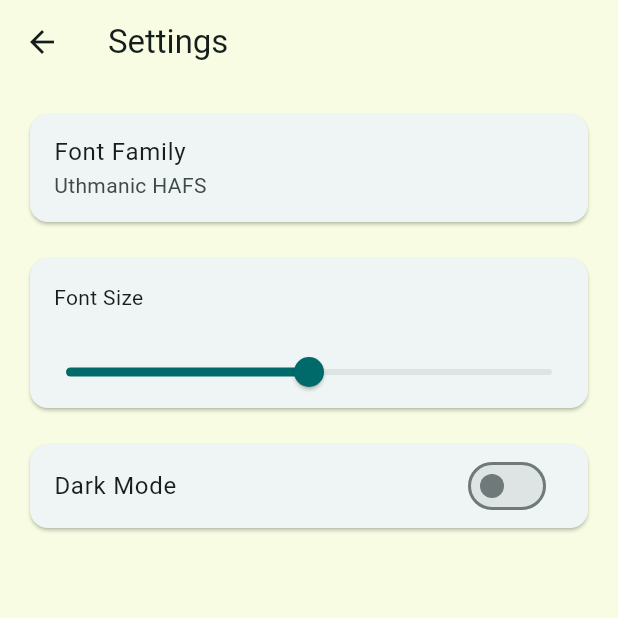
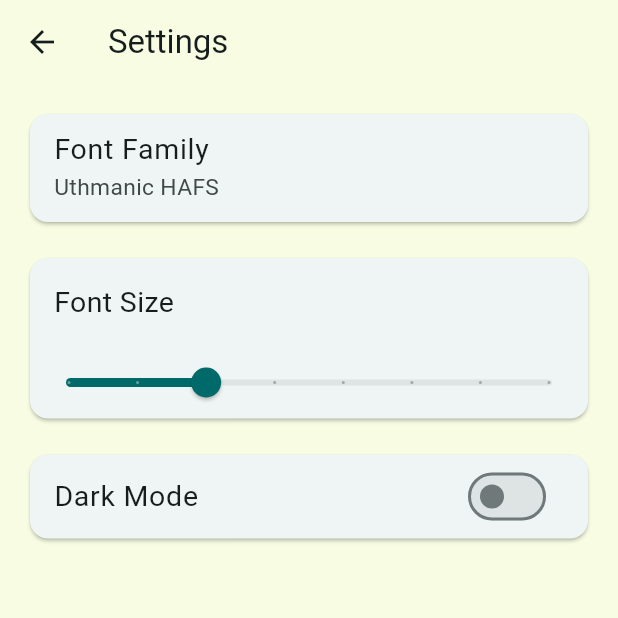
Before and after one commit to boolow5/quran_app_flutter, a Flutter app: the SettingsPage screen opened by its route, after a tap on "Font Family", on a phone screen of 412 x 824 dp, the top half of it. Run offline on Flutter 3.47's test engine with Material 3 defaults, Android fonts, the light colour scheme and no system bars; our stand-ins replace go_router, shared_preferences; accounts and stored records are empty.

Commit message:
fixes for font-size related issues

```diff
--- a/lib/components/rounded_box_text.dart
+++ b/lib/components/rounded_box_text.dart
@@ -1,5 +1,7 @@
 import 'package:flutter/material.dart';
+import 'package:provider/provider.dart';
 import 'package:quran_app_flutter/constants.dart';
+import 'package:quran_app_flutter/providers/theme_provider.dart';
 
 class RoundedBoxText extends StatelessWidget {
   const RoundedBoxText({
@@ -15,9 +17,11 @@ class RoundedBoxText extends StatelessWidget {
 
   @override
   Widget build(BuildContext context) {
+    final calculatedHeight =
+        (height ?? 28) + context.read<ThemeProvider>().fontSize(8);
     return Container(
-      width: width ?? 50,
-      height: height ?? 28,
+      width: (width ?? 50),
+      height: calculatedHeight,
       padding: const EdgeInsets.symmetric(
         horizontal: 4,
         vertical: 4,
@@ -26,7 +30,7 @@ class RoundedBoxText extends StatelessWidget {
         color: DEFAULT_PRIMARY_COLOR.withValues(
           alpha: 0.85,
         ),
-        borderRadius: BorderRadius.circular(20),
+        borderRadius: BorderRadius.circular(calculatedHeight / 2),
       ),
       child: Center(
         child: Directionality(
@@ -36,7 +40,7 @@ class RoundedBoxText extends StatelessWidget {
             style: TextStyle(
               fontFamily: DEFAULT_FONT_FAMILY,
               color: Colors.white,
-              fontSize: 16,
+              fontSize: context.read<ThemeProvider>().fontSize(16),
               fontWeight: FontWeight.bold,
             ),
           ),
--- a/lib/components/verse_number.dart
+++ b/lib/components/verse_number.dart
@@ -1,5 +1,7 @@
 import 'package:flutter/material.dart';
+import 'package:provider/provider.dart';
 import 'package:quran_app_flutter/constants.dart';
+import 'package:quran_app_flutter/providers/theme_provider.dart';
 import 'package:quran_app_flutter/utils/utils.dart';
 
 TextSpan buildVerseNumber(
@@ -19,7 +21,7 @@ TextSpan buildVerseNumber(
                 '۝',
                 style: TextStyle(
                   fontFamily: 'KFGQPC',
-                  fontSize: 32,
+                  fontSize: context.read<ThemeProvider>().fontSize(32),
                   fontWeight: FontWeight.w500,
                   height: 1,
                   color: DEFAULT_PRIMARY_COLOR,
@@ -36,7 +38,7 @@ TextSpan buildVerseNumber(
                   child: Text(
                     toArabicNumber(verseNumber),
                     style: TextStyle(
-                      fontSize: 12,
+                      fontSize: context.read<ThemeProvider>().fontSize(12),
                       height: 1,
                       color: Theme.of(context)
                           .colorScheme
--- a/lib/providers/quran_data_provider.dart
+++ b/lib/providers/quran_data_provider.dart
@@ -80,7 +80,7 @@ class QuranDataProvider extends ChangeNotifier {
     final String encoded = json.encode(_recentPages
         .where((page) =>
             page.endTime != null &&
-            page.endTime!.difference(page.startTime).inMinutes >= 1)
+            page.endTime!.difference(page.startTime).inSeconds >= 10)
         .map((page) => page.toJson())
         .toList());
     await _prefs.setString(_recentPagesKey, encoded);
--- a/lib/providers/theme_provider.dart
+++ b/lib/providers/theme_provider.dart
@@ -5,13 +5,16 @@ import 'package:shared_preferences/shared_preferences.dart';
 class ThemeProvider extends ChangeNotifier {
   late Future<SharedPreferences> _storage;
   bool _isDarkMode = false;
+  double _fontSizePercentage = 1.0; // 0.8 min, 1.5 max
 
   bool get isDarkMode => _isDarkMode;
+  double get fontSizePercentage => _fontSizePercentage;
 
   ThemeProvider(Future<SharedPreferences> _storage) {
     this._storage = _storage;
     _storage.then((prefs) {
       _isDarkMode = prefs.getBool('isDarkMode') ?? false;
+      _fontSizePercentage = prefs.getDouble('fontSizePercentage') ?? 1.0;
       notifyListeners();
     });
   }
@@ -20,6 +23,23 @@ class ThemeProvider extends ChangeNotifier {
     _isDarkMode = !_isDarkMode;
     _storage.then((prefs) => prefs.setBool('isDarkMode', _isDarkMode));
     notifyListeners();
+  }
+
+  set fontSizePercentage(double percentage) {
+    print("percentage: $percentage");
+    if (percentage < 0.8 || percentage > 1.5) {
+      print("invalid percentage: $percentage");
+      return;
+    }
+    _fontSizePercentage = percentage;
+    _storage.then(
+        (prefs) => prefs.setDouble('fontSizePercentage', _fontSizePercentage));
+    notifyListeners();
+  }
+
+  // fontSize takes a font size and applies the percentage to get the user desired font size
+  double fontSize(double fontSize, {double? percentage}) {
+    return fontSize * (percentage ?? _fontSizePercentage);
   }
 
   ThemeData get theme => _isDarkMode ? darkTheme : lightTheme;
--- a/lib/screens/quran_page.dart
+++ b/lib/screens/quran_page.dart
@@ -124,6 +124,51 @@ class _QuranPageState extends State<QuranPage> {
     if (_isLoading) {
       return const Center(child: CircularProgressIndicator());
     }
+
+    final screenWidth = MediaQuery.sizeOf(context).width;
+    final screenHeight = MediaQuery.sizeOf(context).height;
+
+    final fontCorrection = context.read<ThemeProvider>().fontSize(16) * 0.045;
+
+    final fontPadding = context.read<ThemeProvider>().fontSize(16);
+    double boxHeight = ((screenHeight > 681
+                ? screenHeight * (_currentPage == 2 ? 0.79 : 0.73)
+                : 545.0) *
+            fontCorrection) -
+        40;
+    double boxWidth = (screenWidth > 468
+            ? screenWidth * (_currentPage == 2 ? 0.8 : 0.8)
+            : 375.0) *
+        fontCorrection;
+    double fontMatchSize = context.read<ThemeProvider>().fontSize(16.0);
+    double boxPadding =
+        boxHeight * context.read<ThemeProvider>().fontSize(0.0015);
+    double boxMargin = fontMatchSize > 14 ? fontMatchSize - 14.0 : 0;
+    double horizontalMargin = (boxWidth * 0.15) - (fontPadding);
+
+    if (boxWidth < 300) {
+      boxWidth = 300 + (fontCorrection * 50);
+    }
+    if (boxHeight < 380) {
+      boxHeight = 380 + (fontCorrection * (_currentPage == 2 ? 80 : 50));
+    }
+    if (horizontalMargin < 0) {
+      horizontalMargin = 0;
+    }
+    if (fontMatchSize < 12.8) {
+      fontMatchSize = 12.8;
+    }
+
+    // print("------------------------- box size -------------------------");
+    // print("boxWidth: $boxWidth");
+    // print("boxHeight: $boxHeight");
+    // print("fontMatchSize: $fontMatchSize");
+    // print("horizontalMargin: $horizontalMargin");
+    // print("fontCorrection: $fontCorrection");
+    // print("boxPadding: $boxPadding");
+    // print("boxMargin: $boxMargin");
+    // print(">------------------------ box size ------------------------<");
+
     return Scaffold(
       appBar: AppBar(
         backgroundColor: Theme.of(context).scaffoldBackgroundColor,
@@ -167,25 +212,28 @@ class _QuranPageState extends State<QuranPage> {
           controller: _pageController,
           reverse: true, // For RTL
           itemCount: 604,
+          pageSnapping: false,
           itemBuilder: (context, index) {
             return Stack(
               children: [
                 Directionality(
                   textDirection: TextDirection.rtl,
                   child: SingleChildScrollView(
+                    child: Center(
                       child: Container(
-                      height: _isSpecialPage() ? 515 : null,
-                      width: _isSpecialPage() ? 380 : null,
+                        height: _isSpecialPage() ? boxHeight : null,
+                        width: _isSpecialPage() ? boxWidth : null,
                         margin: _isSpecialPage()
-                          ? const EdgeInsets.symmetric(vertical: 32)
+                            ? EdgeInsets.symmetric(vertical: 32, horizontal: 0)
                             : null,
                         padding: EdgeInsets.symmetric(
-                        horizontal: 16.0,
-                        vertical: _isSpecialPage() ? 16.0 : 0,
+                          horizontal:
+                              context.read<ThemeProvider>().fontSize(20.0),
+                          vertical: _isSpecialPage() ? 20.0 : 0,
                         ),
                         decoration: BoxDecoration(
                           color: Theme.of(context).scaffoldBackgroundColor,
-                        borderRadius: BorderRadius.circular(8),
+                          borderRadius: BorderRadius.circular(boxWidth / 2),
                           border: _isSpecialPage()
                               ? Border.all(
                                   color: DEFAULT_PRIMARY_COLOR,
@@ -197,15 +245,26 @@ class _QuranPageState extends State<QuranPage> {
                           decoration: _isSpecialPage()
                               ? BoxDecoration(
                                   border: Border.all(
-                                  color: DEFAULT_PRIMARY_COLOR,
+                                    color: Colors
+                                        .transparent, // DEFAULT_PRIMARY_COLOR,
                                     width: 2.0,
                                   ),
+                                  borderRadius:
+                                      BorderRadius.circular(boxWidth / 4),
                                 )
                               : null,
                           padding: _isSpecialPage()
-                            ? const EdgeInsets.symmetric(
-                                vertical: 24.0,
-                                horizontal: 24,
+                              ? EdgeInsets.only(
+                                  top: boxPadding,
+                                  right: boxPadding,
+                                  left: boxPadding,
+                                )
+                              : EdgeInsets.zero,
+                          margin: _isSpecialPage()
+                              ? EdgeInsets.only(
+                                  top: boxMargin,
+                                  right: boxMargin,
+                                  left: boxMargin,
                                 )
                               : EdgeInsets.zero,
                           child: RichText(
@@ -214,13 +273,17 @@ class _QuranPageState extends State<QuranPage> {
                                 : TextAlign.justify,
                             text: TextSpan(
                               style: TextStyle(
-                              fontSize: _isSpecialPage() ? 24.0 : 24.0,
-                              color: Theme.of(context).colorScheme.onBackground,
-                              height: _isSpecialPage() ? 2.0 : 1.6,
+                                fontSize: context
+                                    .read<ThemeProvider>()
+                                    .fontSize(_isSpecialPage() ? 24.0 : 24.0),
+                                color:
+                                    Theme.of(context).colorScheme.onBackground,
+                                height: _isSpecialPage() ? 1.7 : 1.5,
                                 fontFamily: DEFAULT_FONT_FAMILY,
                               ),
                               children:
                                   _buildVerseSpans(context, widget.pageNumber),
+                            ),
                           ),
                         ),
                       ),
@@ -270,14 +333,36 @@ class _QuranPageState extends State<QuranPage> {
             children: [
               WidgetSpan(
                 alignment: PlaceholderAlignment.middle,
-                child: Container(
-                  width: double.infinity,
-                  padding: const EdgeInsets.symmetric(
+                child: LayoutBuilder(
+                  builder: (context, constraints) {
+                    return Container(
+                      width: _isSpecialPage() ? constraints.maxWidth : null,
+                      height:
+                          _isSpecialPage() ? constraints.maxWidth / 2 : null,
+                      padding: _isSpecialPage()
+                          ? EdgeInsets.only(
+                              top: constraints.maxWidth / 4,
+                              right: 8.0,
+                              left: 8.0,
+                              bottom: 4.0,
+                            )
+                          : const EdgeInsets.symmetric(
                               horizontal: 8,
                               vertical: 4,
                             ),
+                      margin: _isSpecialPage()
+                          ? null
+                          : const EdgeInsets.only(
+                              bottom: 12,
+                            ),
                       decoration: BoxDecoration(
                         color: DEFAULT_PRIMARY_COLOR,
+                        borderRadius: _isSpecialPage()
+                            ? BorderRadius.only(
+                                topLeft: Radius.circular(constraints.maxWidth),
+                                topRight: Radius.circular(constraints.maxWidth),
+                              )
+                            : null,
                       ),
                       child: Row(
                         mainAxisAlignment: MainAxisAlignment.center,
@@ -288,12 +373,15 @@ class _QuranPageState extends State<QuranPage> {
                               style: TextStyle(
                                 fontFamily:
                                     'KFGQPC', // DEFAULT_FONT_FAMILY, // 'KFGQPC',
-                            fontSize: 20,
+                                fontSize:
+                                    context.read<ThemeProvider>().fontSize(20),
                                 color: Colors.white,
                               ),
                             ),
                         ],
                       ),
+                    );
+                  },
                 ),
               ),
             ],
@@ -307,7 +395,9 @@ class _QuranPageState extends State<QuranPage> {
           TextSpan(
             text: _verses[i].text,
             style: TextStyle(
-              fontSize: DEFAULT_FONT_SIZE,
+              fontSize:
+                  context.read<ThemeProvider>().fontSize(DEFAULT_FONT_SIZE),
+              // height: 1.2,
               color: Theme.of(context).colorScheme.onSurfaceVariant,
             ),
           ),
--- a/lib/screens/settings_page.dart
+++ b/lib/screens/settings_page.dart
@@ -1,11 +1,17 @@
 import 'package:flutter/material.dart';
 import 'package:go_router/go_router.dart';
 import 'package:provider/provider.dart';
+import 'package:quran_app_flutter/constants.dart';
 import 'package:quran_app_flutter/providers/theme_provider.dart';
 
-class SettingsPage extends StatelessWidget {
+class SettingsPage extends StatefulWidget {
   const SettingsPage({super.key});
 
+  @override
+  State<SettingsPage> createState() => _SettingsPageState();
+}
+
+class _SettingsPageState extends State<SettingsPage> {
   @override
   Widget build(BuildContext context) {
     return Scaffold(
@@ -23,8 +29,18 @@ class SettingsPage extends StatelessWidget {
           // Font Family Selector
           Card(
             child: ListTile(
-              title: const Text('Font Family'),
-              subtitle: const Text('Uthmanic HAFS'), // Placeholder
+              title: Text('Font Family',
+                  style: TextStyle(
+                    fontSize: context
+                        .watch<ThemeProvider>()
+                        .fontSize(DEFAULT_FONT_SIZE),
+                  )),
+              subtitle: Text('Uthmanic HAFS',
+                  style: TextStyle(
+                    fontSize: context
+                        .watch<ThemeProvider>()
+                        .fontSize(DEFAULT_FONT_SIZE * 0.8),
+                  )), // Placeholder
               onTap: () {
                 // TODO: Implement font family selection
               },
@@ -37,14 +53,26 @@ class SettingsPage extends StatelessWidget {
             child: Column(
               crossAxisAlignment: CrossAxisAlignment.start,
               children: [
-                const Padding(
-                  padding: EdgeInsets.all(16.0),
-                  child: Text('Font Size'),
+                Padding(
+                  padding: const EdgeInsets.all(16.0),
+                  child: Text('Font Size',
+                      style: TextStyle(
+                        fontSize: context
+                            .watch<ThemeProvider>()
+                            .fontSize(DEFAULT_FONT_SIZE),
+                      )),
                 ),
                 Slider(
-                  value: 0.5, // Placeholder
+                  divisions: 7,
+                  min: 0.8,
+                  max: 1.5,
+                  value: context
+                      .watch<ThemeProvider>()
+                      .fontSizePercentage, // Placeholder
                   onChanged: (value) {
-                    // TODO: Implement font size change
+                    print("Slider value: $value");
+                    context.read<ThemeProvider>().fontSizePercentage = value;
+                    setState(() {});
                   },
                 ),
               ],
@@ -55,7 +83,12 @@ class SettingsPage extends StatelessWidget {
           // Dark/Light Mode Toggle
           Card(
             child: SwitchListTile(
-              title: const Text('Dark Mode'),
+              title: Text('Dark Mode',
+                  style: TextStyle(
+                    fontSize: context
+                        .watch<ThemeProvider>()
+                        .fontSize(DEFAULT_FONT_SIZE),
+                  )),
               value: context.watch<ThemeProvider>().isDarkMode,
               onChanged: (bool value) {
                 context.read<ThemeProvider>().toggleTheme();
--- a/lib/screens/table_of_contents.dart
+++ b/lib/screens/table_of_contents.dart
@@ -79,7 +79,7 @@ class _TableOfContentsState extends State<TableOfContents> {
                         sura.name,
                         style: TextStyle(
                           fontFamily: DEFAULT_FONT_FAMILY,
-                          fontSize: 24,
+                          fontSize: context.read<ThemeProvider>().fontSize(24),
                           color: Theme.of(context).colorScheme.onBackground,
                         ),
                       ),
@@ -95,7 +95,8 @@ class _TableOfContentsState extends State<TableOfContents> {
                         child: Text(
                           '${sura.number}',
                           style: TextStyle(
-                            fontSize: 16,
+                            fontSize:
+                                context.read<ThemeProvider>().fontSize(16),
                             color:
                                 Theme.of(context).colorScheme.onSurfaceVariant,
                           ),
```
Lines whose indentation alone changed are shown as unchanged.
